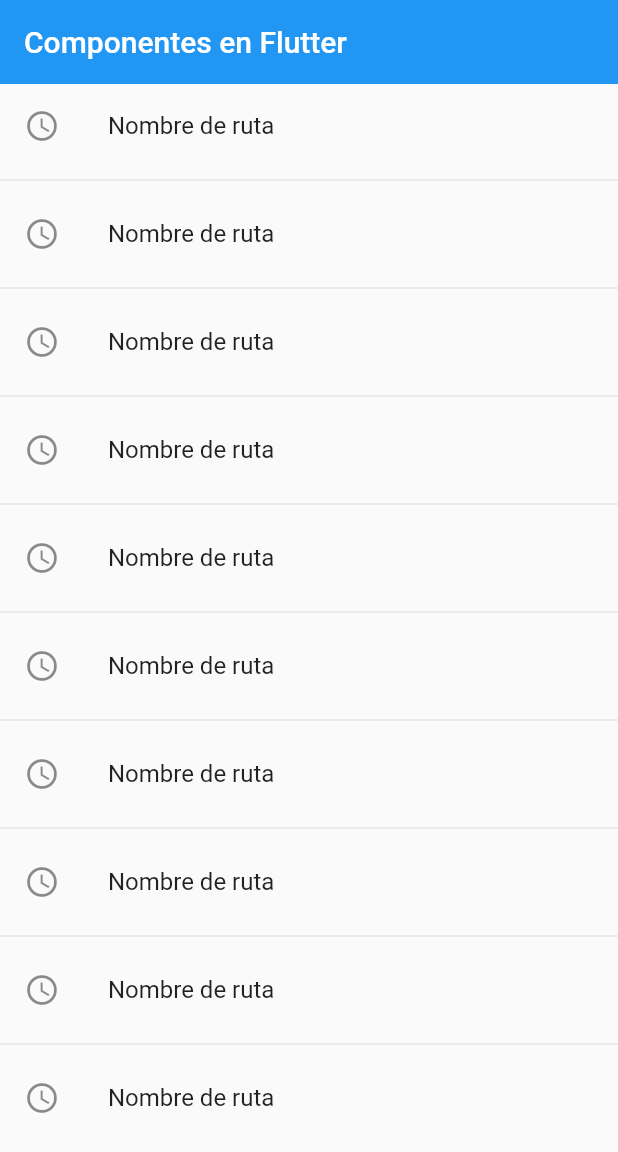
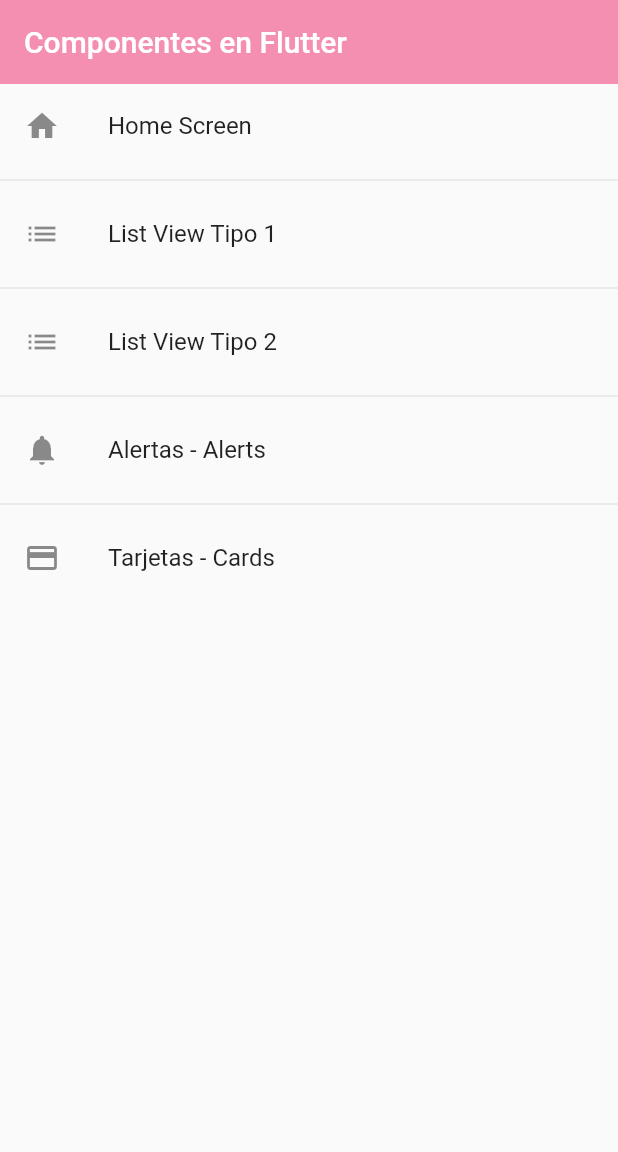
Before and after one commit to valfranciscangeli/fl_components, a Flutter app: the screen it shows after launch, on a phone screen of 412 x 824 dp. Shown: the top 1152 px of the screen. Run offline on Flutter 3.47's test engine with Material 2 defaults, Android fonts, the phone set to English and light mode, and no system bars.

Commit message:
fin clase 74

```diff
--- a/lib/main.dart
+++ b/lib/main.dart
@@ -12,8 +12,17 @@ class MyApp extends StatelessWidget {
       debugShowCheckedModeBanner: false,
       title: 'Material App',
       initialRoute: AppRoutes.initiaRoute,
-      routes: AppRoutes.routes,
+      routes: AppRoutes.getAppRoutes(),
       onGenerateRoute: AppRoutes.onGenerateRoute,
+      theme: ThemeData.light().copyWith(
+        primaryColor: Colors.pinkAccent,
+        // Appbar
+        appBarTheme: AppBarTheme(
+          color: Colors.pink[200],
+          elevation: 0,
+
+        )
+      ),
     );
   }
 }
--- a/lib/router/app_routes.dart
+++ b/lib/router/app_routes.dart
@@ -33,13 +33,22 @@ class AppRoutes {
         icon: Icons.credit_card),
   ];
 
-  static Map<String, Widget Function(BuildContext)> routes = {
-    'home': (BuildContext context) => const HomeScreen(),
-    'listview1': (BuildContext context) => const ListView1Screen(),
-    'listview2': (BuildContext context) => const ListView2Screen(),
-    'alert': (BuildContext context) => const AlertScreen(),
-    'card': (BuildContext context) => const CardScreen(),
-  };
+  static Map<String, Widget Function(BuildContext)> getAppRoutes() {
+    Map<String, Widget Function(BuildContext)> appRoutes = {};
+    for (final option in menuOptions) {
+      appRoutes.addAll({option.route: (BuildContext context) => option.screen});
+    }
+
+    return appRoutes;
+  }
+
+  // static Map<String, Widget Function(BuildContext)> routes = {
+  //   'home': (BuildContext context) => const HomeScreen(),
+  //   'listview1': (BuildContext context) => const ListView1Screen(),
+  //   'listview2': (BuildContext context) => const ListView2Screen(),
+  //   'alert': (BuildContext context) => const AlertScreen(),
+  //   'card': (BuildContext context) => const CardScreen(),
+  // };
 
   static Route<dynamic> onGenerateRoute(RouteSettings settings) {
     return MaterialPageRoute(
--- a/lib/screens/home_screen.dart
+++ b/lib/screens/home_screen.dart
@@ -1,4 +1,4 @@
-import 'package:fl_components/screens/listview1_screen.dart';
+import 'package:fl_components/router/app_routes.dart';
 import 'package:flutter/material.dart';
 
 class HomeScreen extends StatelessWidget {
@@ -9,22 +9,21 @@ class HomeScreen extends StatelessWidget {
     return Scaffold(
         appBar: AppBar(
           title: const Text('Componentes en Flutter'),
-          elevation: 0,
         ),
         body: ListView.separated(
             itemBuilder: (context, index) => ListTile(
-                  leading: const Icon(Icons.access_time_outlined),
-                  title: const Text('Nombre de ruta'),
+                  leading: Icon(AppRoutes.menuOptions[index].icon),
+                  title: Text(AppRoutes.menuOptions[index].name),
                   onTap: () {
                     // final route = MaterialPageRoute(
                     //     builder: (context) => const ListView1Screen()
                     //     );
                     // Navigator.push(context, route);  // pushReplacement destruye el stack de cosas anteriores
 
-                    Navigator.pushNamed(context, 'card');
+                    Navigator.pushNamed(context, AppRoutes.menuOptions[index].route);
                   },
                 ),
             separatorBuilder: (_, __) => const Divider(),
-            itemCount: 10));
+            itemCount: AppRoutes.menuOptions.length));
   }
 }
--- a/lib/screens/listview2_screen.dart
+++ b/lib/screens/listview2_screen.dart
@@ -15,8 +15,7 @@ class ListView2Screen extends StatelessWidget {
     return Scaffold(
         appBar: AppBar(
           title: const Center(child: Text('List View tipo 2')),
-          elevation: 0,
-          backgroundColor: Colors.pink[200],
+
         ),
         body: ListView.separated(
           itemBuilder: (context, index) => ListTile(
```
